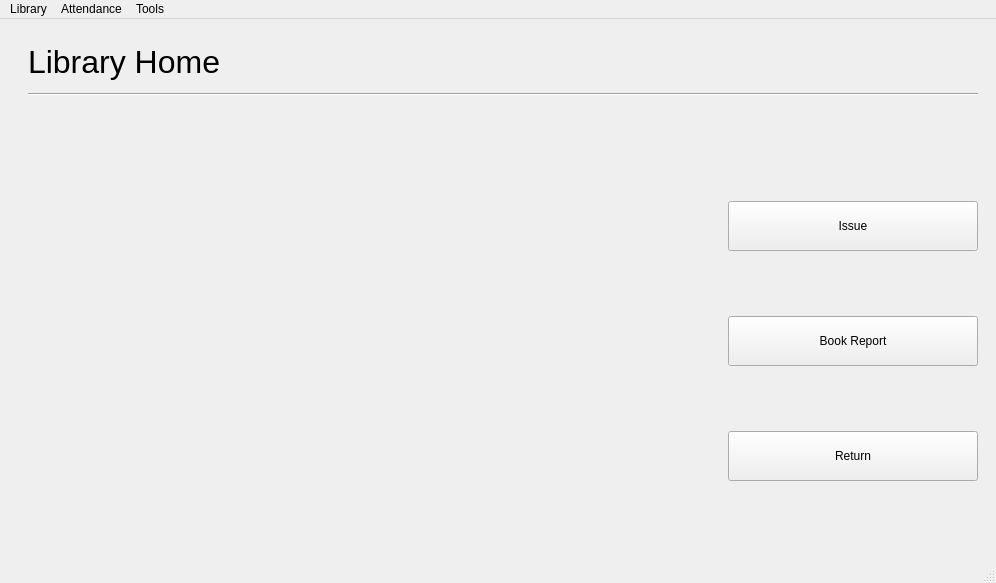
Above: mainlibrarywindow.ui from AJigsawnHalo/Aklatan before the change. Below: the same form after it.
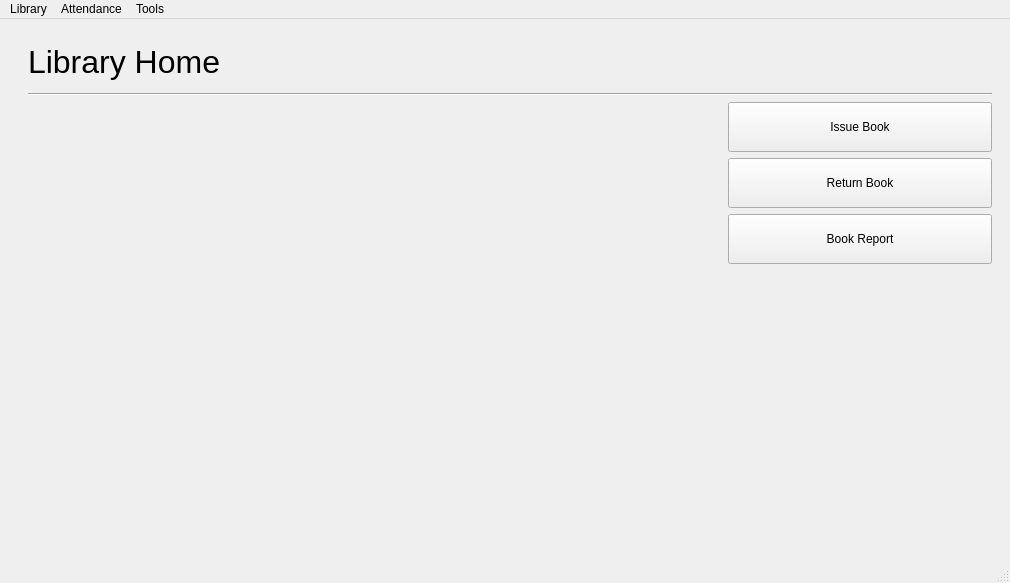
That is the form after the change.

Patch:
```diff
--- a/mainlibrarywindow.ui
+++ b/mainlibrarywindow.ui
@@ -6,7 +6,7 @@
    <rect>
     <x>0</x>
     <y>0</y>
-    <width>944</width>
+    <width>1010</width>
     <height>583</height>
    </rect>
   </property>
@@ -86,99 +86,7 @@
         </item>
         <item row="2" column="1">
          <layout class="QGridLayout" name="gridLayout_6">
-          <item row="3" column="2">
-           <widget class="QPushButton" name="homeReportButton">
-            <property name="sizePolicy">
-             <sizepolicy hsizetype="MinimumExpanding" vsizetype="MinimumExpanding">
-              <horstretch>0</horstretch>
-              <verstretch>0</verstretch>
-             </sizepolicy>
-            </property>
-            <property name="minimumSize">
-             <size>
-              <width>250</width>
-              <height>50</height>
-             </size>
-            </property>
-            <property name="maximumSize">
-             <size>
-              <width>300</width>
-              <height>50</height>
-             </size>
-            </property>
-            <property name="styleSheet">
-             <string notr="true">QPushButton{
-	padding: 10px;
-}</string>
-            </property>
-            <property name="text">
-             <string>Return</string>
-            </property>
-           </widget>
-          </item>
-          <item row="0" column="1">
-           <spacer name="horizontalSpacer">
-            <property name="orientation">
-             <enum>Qt::Horizontal</enum>
-            </property>
-            <property name="sizeType">
-             <enum>QSizePolicy::MinimumExpanding</enum>
-            </property>
-            <property name="sizeHint" stdset="0">
-             <size>
-              <width>700</width>
-              <height>20</height>
-             </size>
-            </property>
-           </spacer>
-          </item>
-          <item row="0" column="2">
-           <spacer name="verticalSpacer_2">
-            <property name="orientation">
-             <enum>Qt::Vertical</enum>
-            </property>
-            <property name="sizeType">
-             <enum>QSizePolicy::Preferred</enum>
-            </property>
-            <property name="sizeHint" stdset="0">
-             <size>
-              <width>20</width>
-              <height>40</height>
-             </size>
-            </property>
-           </spacer>
-          </item>
           <item row="2" column="2">
-           <widget class="QPushButton" name="homeReturnButton">
-            <property name="sizePolicy">
-             <sizepolicy hsizetype="MinimumExpanding" vsizetype="MinimumExpanding">
-              <horstretch>0</horstretch>
-              <verstretch>0</verstretch>
-             </sizepolicy>
-            </property>
-            <property name="minimumSize">
-             <size>
-              <width>250</width>
-              <height>50</height>
-             </size>
-            </property>
-            <property name="maximumSize">
-             <size>
-              <width>300</width>
-              <height>50</height>
-             </size>
-            </property>
-            <property name="styleSheet">
-             <string notr="true">QPushButton{
-	padding: 10px;
-}</string>
-            </property>
-            <property name="text">
-             <string>Book Report</string>
-            </property>
-           </widget>
-          </item>
-          <item row="1" column="2">
            <widget class="QPushButton" name="homeIssueButton">
             <property name="sizePolicy">
              <sizepolicy hsizetype="MinimumExpanding" vsizetype="MinimumExpanding">
@@ -210,10 +118,102 @@
 }</string>
             </property>
             <property name="text">
-             <string>Issue</string>
+             <string>Issue Book</string>
             </property>
            </widget>
           </item>
+          <item row="3" column="2">
+           <widget class="QPushButton" name="homeReturnButton">
+            <property name="sizePolicy">
+             <sizepolicy hsizetype="MinimumExpanding" vsizetype="MinimumExpanding">
+              <horstretch>0</horstretch>
+              <verstretch>0</verstretch>
+             </sizepolicy>
+            </property>
+            <property name="minimumSize">
+             <size>
+              <width>250</width>
+              <height>50</height>
+             </size>
+            </property>
+            <property name="maximumSize">
+             <size>
+              <width>300</width>
+              <height>50</height>
+             </size>
+            </property>
+            <property name="styleSheet">
+             <string notr="true">QPushButton{
+	padding: 10px;
+}</string>
+            </property>
+            <property name="text">
+             <string>Return Book</string>
+            </property>
+           </widget>
+          </item>
+          <item row="4" column="2">
+           <widget class="QPushButton" name="homeReportButton">
+            <property name="sizePolicy">
+             <sizepolicy hsizetype="MinimumExpanding" vsizetype="MinimumExpanding">
+              <horstretch>0</horstretch>
+              <verstretch>0</verstretch>
+             </sizepolicy>
+            </property>
+            <property name="minimumSize">
+             <size>
+              <width>250</width>
+              <height>50</height>
+             </size>
+            </property>
+            <property name="maximumSize">
+             <size>
+              <width>300</width>
+              <height>50</height>
+             </size>
+            </property>
+            <property name="styleSheet">
+             <string notr="true">QPushButton{
+	padding: 10px;
+}</string>
+            </property>
+            <property name="text">
+             <string>Book Report</string>
+            </property>
+           </widget>
+          </item>
+          <item row="5" column="2">
+           <spacer name="verticalSpacer_2">
+            <property name="orientation">
+             <enum>Qt::Vertical</enum>
+            </property>
+            <property name="sizeType">
+             <enum>QSizePolicy::MinimumExpanding</enum>
+            </property>
+            <property name="sizeHint" stdset="0">
+             <size>
+              <width>20</width>
+              <height>40</height>
+             </size>
+            </property>
+           </spacer>
+          </item>
+          <item row="5" column="0">
+           <spacer name="horizontalSpacer">
+            <property name="orientation">
+             <enum>Qt::Horizontal</enum>
+            </property>
+            <property name="sizeType">
+             <enum>QSizePolicy::MinimumExpanding</enum>
+            </property>
+            <property name="sizeHint" stdset="0">
+             <size>
+              <width>700</width>
+              <height>20</height>
+             </size>
+            </property>
+           </spacer>
+          </item>
          </layout>
         </item>
        </layout>
@@ -617,7 +617,7 @@
     <rect>
      <x>0</x>
      <y>0</y>
-     <width>944</width>
+     <width>1010</width>
      <height>23</height>
     </rect>
    </property>
```
